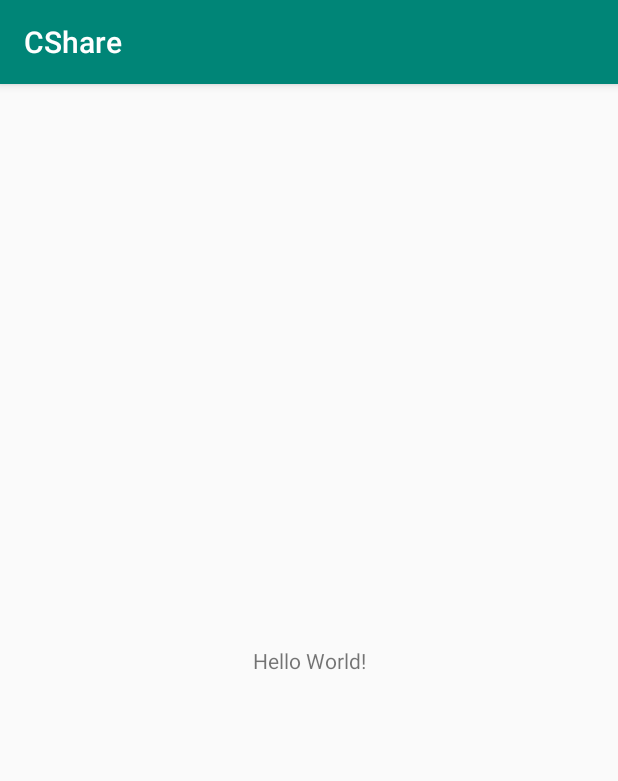
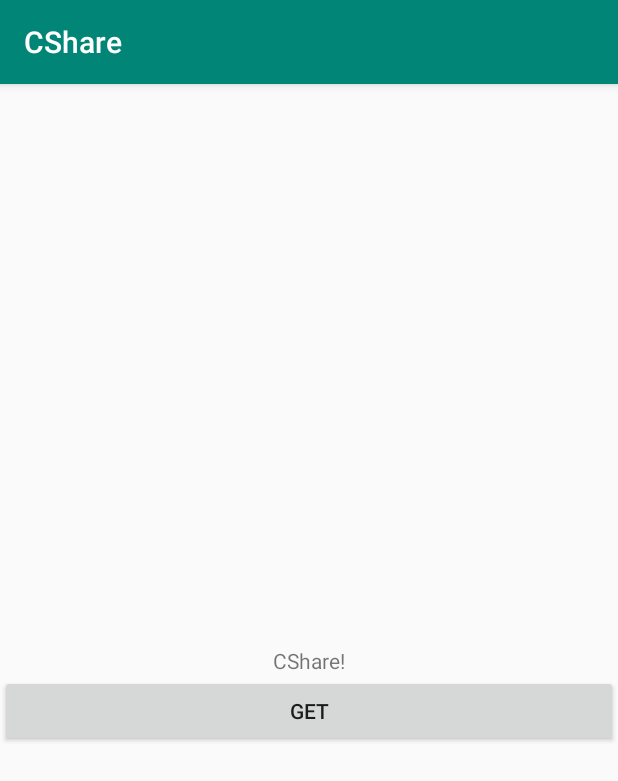
Before and after one commit to grosclara/food-sharing-app, an Android app: the screen it shows after launch (MainActivity), on a phone screen of 412 x 824 dp. Shown: the top 781 px of the screen. Run offline under Robolectric (Android 15) with nearby library versions, the phone set to English and light mode, and no system bars.

Commit message:
GetAllProducts Activity

```diff
--- a/CShare/app/build.gradle
+++ b/CShare/app/build.gradle
@@ -22,6 +22,7 @@ android {
 dependencies {
     implementation fileTree(dir: 'libs', include: ['*.jar'])
     implementation 'androidx.appcompat:appcompat:1.0.2'
+    implementation 'com.android.volley:volley:1.1.1'
     implementation 'androidx.constraintlayout:constraintlayout:1.1.3'
     testImplementation 'junit:junit:4.12'
     androidTestImplementation 'androidx.test.ext:junit:1.1.0'
--- a/CShare/app/src/main/AndroidManifest.xml
+++ b/CShare/app/src/main/AndroidManifest.xml
@@ -1,6 +1,7 @@
 <?xml version="1.0" encoding="utf-8"?>
 <manifest xmlns:android="http://schemas.android.com/apk/res/android"
     package="com.example.cshare">
+    <uses-permission android:name="android.permission.INTERNET"></uses-permission>
 
     <application
         android:allowBackup="true"
@@ -9,6 +10,7 @@
         android:roundIcon="@mipmap/ic_launcher_round"
         android:supportsRtl="true"
         android:theme="@style/AppTheme">
+        <activity android:name=".CollectActivity"></activity>
         <activity android:name=".MainActivity">
             <intent-filter>
                 <action android:name="android.intent.action.MAIN" />
--- a/CShare/app/src/main/res/layout/activity_main.xml
+++ b/CShare/app/src/main/res/layout/activity_main.xml
@@ -7,12 +7,22 @@
     tools:context=".MainActivity">
 
     <TextView
+        android:id="@+id/welcomeText"
         android:layout_width="wrap_content"
         android:layout_height="wrap_content"
-        android:text="Hello World!"
+        android:text="CShare!"
         app:layout_constraintBottom_toBottomOf="parent"
         app:layout_constraintLeft_toLeftOf="parent"
         app:layout_constraintRight_toRightOf="parent"
         app:layout_constraintTop_toTopOf="parent" />
 
+    <Button
+        android:id="@+id/buttonToCollectActivity"
+        android:layout_width="match_parent"
+        android:layout_height="wrap_content"
+        android:text="GET"
+        app:layout_constraintTop_toBottomOf="@id/welcomeText"
+        android:onClick="toCollectActivity"
+        />
+
 </androidx.constraintlayout.widget.ConstraintLayout>
```
Also changed, not shown: CShare/app/src/main/java/com/example/cshare/MainActivity.java (+9 -0 lines).
